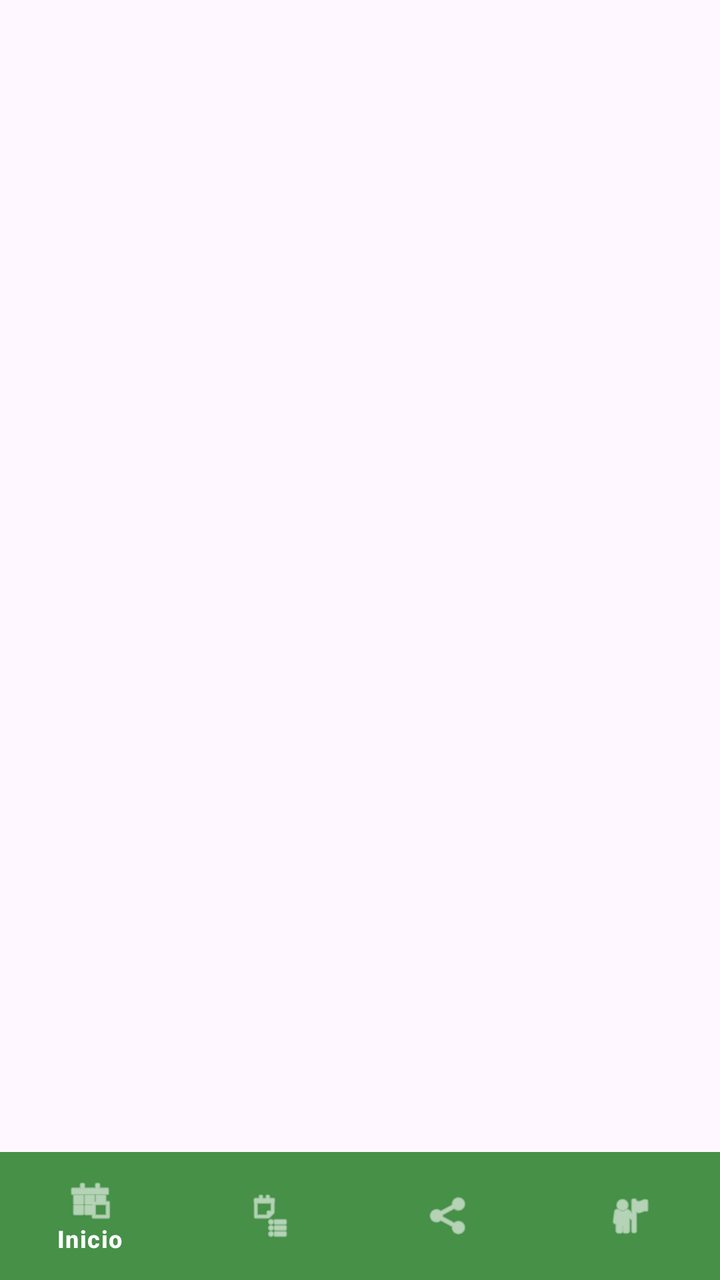
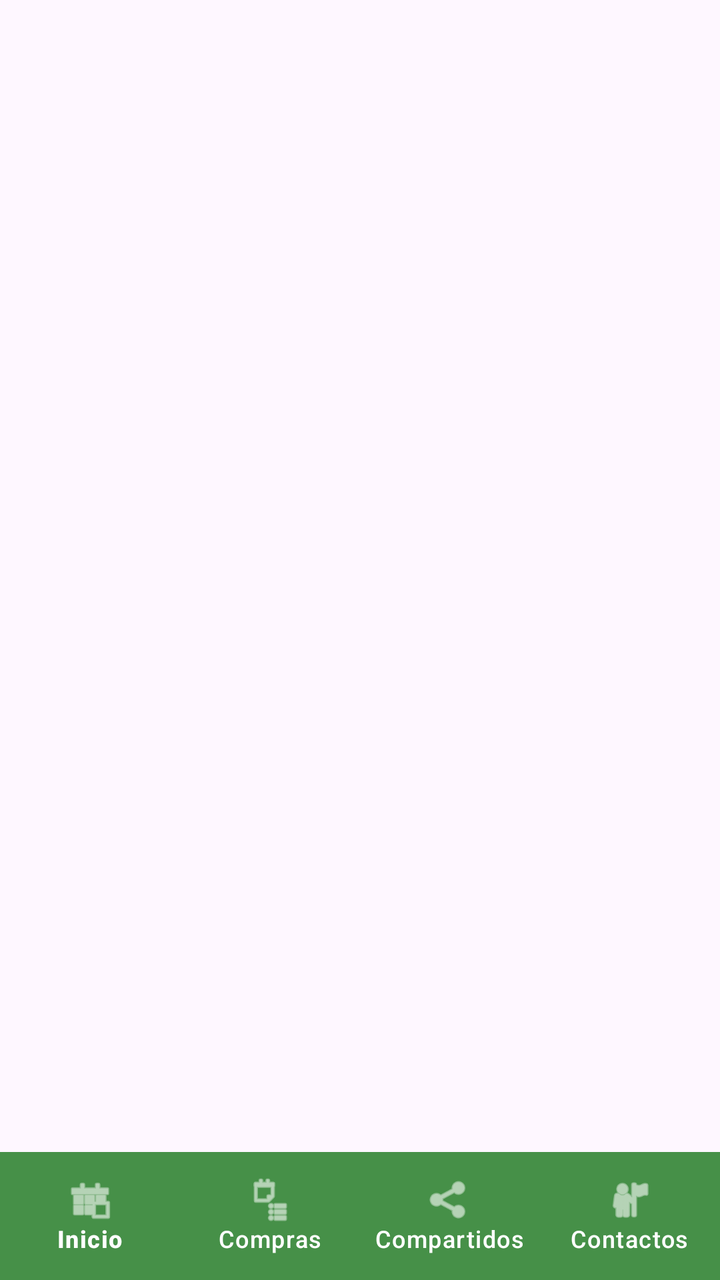

Two renders of the same Android screen: before a commit and after it. Below are the layout's source before the change and the commit's diff.
<!-- AndroidManifest.xml: application theme Theme.CashoLocal -->
<!-- res/layout/activity_main2.xml -->
<?xml version="1.0" encoding="utf-8"?>
<androidx.coordinatorlayout.widget.CoordinatorLayout xmlns:android="http://schemas.android.com/apk/res/android"
    xmlns:app="http://schemas.android.com/apk/res-auto"
    xmlns:tools="http://schemas.android.com/tools"
    android:id="@+id/main"
    android:layout_width="match_parent"
    android:layout_height="match_parent"
    tools:context=".MainActivity2">

    <FrameLayout
        android:id="@+id/frameLayout"
        android:layout_width="match_parent"
        android:layout_height="match_parent"
        android:layout_marginBottom="64dp">

    </FrameLayout>

    <com.google.android.material.bottomnavigation.BottomNavigationView
        android:id="@+id/btvContenedor"
        android:layout_width="match_parent"
        android:layout_height="64dp"
        android:layout_gravity="bottom"
        android:background="#469048"
        app:itemIconTint="#FFFFFF"
        app:itemTextColor="#FFFFFF"
        app:menu="@menu/bottom_nav_menu" />

</androidx.coordinatorlayout.widget.CoordinatorLayout>
<!-- resources referenced by this layout -->
<resources>
  <style name="Theme.CashoLocal" parent="Base.Theme.CashoLocal" />
  <style name="Base.Theme.CashoLocal" parent="Theme.Material3.DayNight.NoActionBar">
          
          
      </style>
</resources>

<!-- the commit's change to res/layout/activity_main2.xml (unified diff, before → after) -->
@@ -20,9 +20,13 @@
         android:layout_width="match_parent"
         android:layout_height="64dp"
         android:layout_gravity="bottom"
+        android:elevation="16dp"
+        android:translationZ="16dp"
         android:background="#469048"
+        app:elevation="16dp"
         app:itemIconTint="#FFFFFF"
         app:itemTextColor="#FFFFFF"
+        app:labelVisibilityMode="labeled"
         app:menu="@menu/bottom_nav_menu" />
 
 </androidx.coordinatorlayout.widget.CoordinatorLayout>
